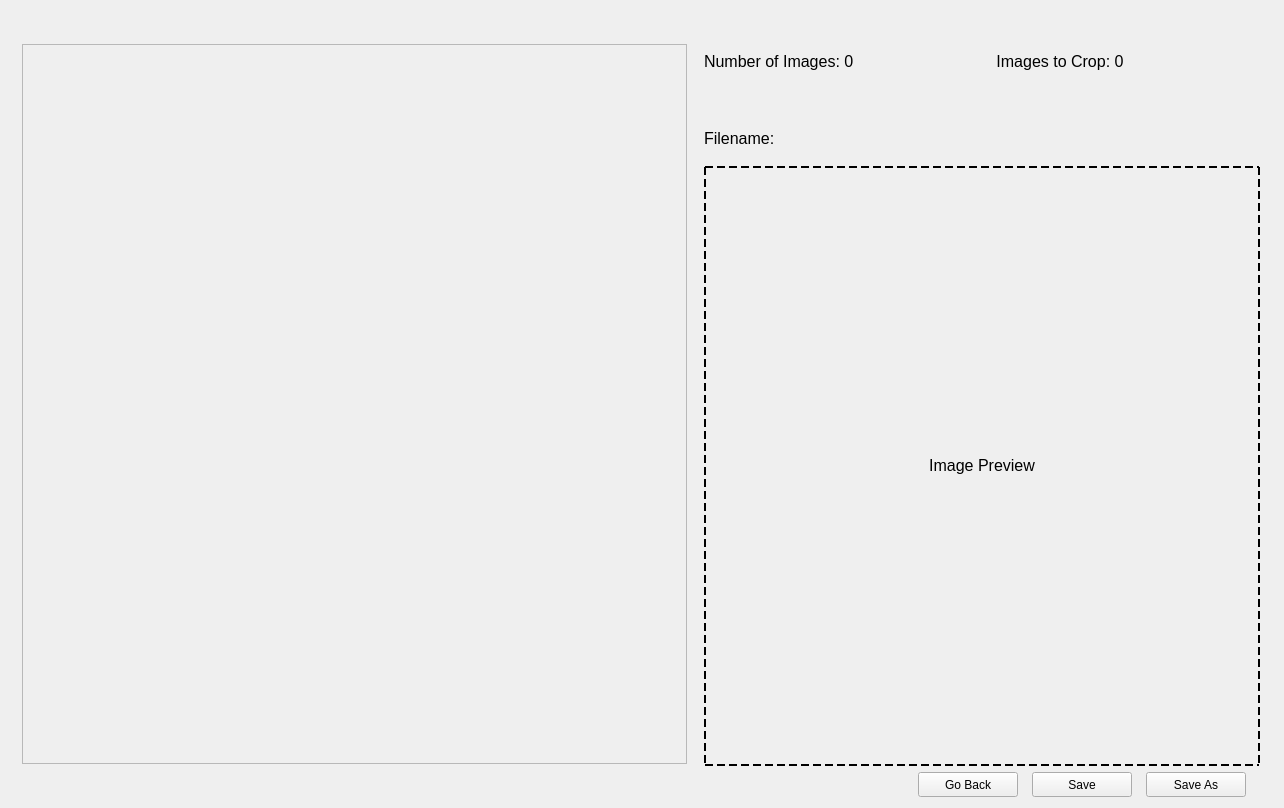
The window that WatermarkCropper/cropmenu.ui (vg16855/Ifunny-Watermark-Cropper) describes before a commit, drawn with Qt 5.
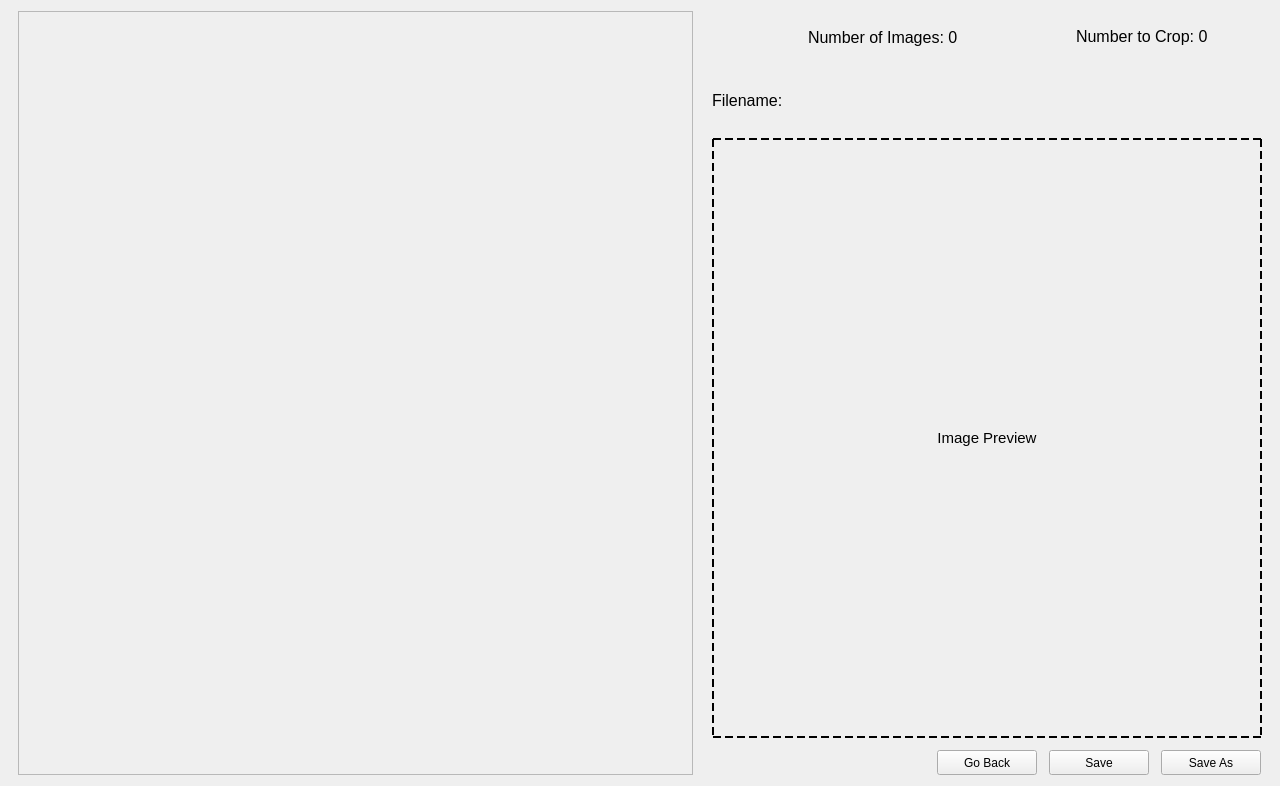
The same window after the commit. Icons and pictures are not drawn.

What changed in the file:
```diff
--- a/WatermarkCropper/cropmenu.ui
+++ b/WatermarkCropper/cropmenu.ui
@@ -6,10 +6,16 @@
    <rect>
     <x>0</x>
     <y>0</y>
-    <width>1284</width>
-    <height>808</height>
+    <width>1280</width>
+    <height>786</height>
    </rect>
   </property>
+  <property name="minimumSize">
+   <size>
+    <width>1280</width>
+    <height>786</height>
+   </size>
+  </property>
   <property name="font">
    <font>
     <pointsize>12</pointsize>
@@ -18,153 +24,22 @@
   <property name="windowTitle">
    <string>Form</string>
   </property>
-  <layout class="QGridLayout" name="gridLayout">
+  <layout class="QHBoxLayout" name="horizontalLayout_6">
    <property name="spacing">
-    <number>6</number>
+    <number>12</number>
    </property>
-   <item row="3" column="1">
-    <layout class="QHBoxLayout" name="horizontalLayout_2" stretch="0,0,0">
-     <property name="spacing">
-      <number>0</number>
-     </property>
-     <property name="leftMargin">
-      <number>200</number>
-     </property>
-     <item>
-      <widget class="QPushButton" name="goBack">
-       <property name="minimumSize">
-        <size>
-         <width>100</width>
-         <height>20</height>
-        </size>
-       </property>
-       <property name="maximumSize">
-        <size>
-         <width>100</width>
-         <height>25</height>
-        </size>
-       </property>
-       <property name="font">
-        <font>
-         <pointsize>9</pointsize>
-        </font>
-       </property>
-       <property name="text">
-        <string>Go Back</string>
-       </property>
-      </widget>
-     </item>
-     <item>
-      <widget class="QPushButton" name="save">
-       <property name="maximumSize">
-        <size>
-         <width>100</width>
-         <height>25</height>
-        </size>
-       </property>
-       <property name="font">
-        <font>
-         <pointsize>9</pointsize>
-        </font>
-       </property>
-       <property name="text">
-        <string>Save</string>
-       </property>
-      </widget>
-     </item>
-     <item>
-      <widget class="QPushButton" name="saveAs">
-       <property name="minimumSize">
-        <size>
-         <width>100</width>
-         <height>20</height>
-        </size>
-       </property>
-       <property name="maximumSize">
-        <size>
-         <width>100</width>
-         <height>25</height>
-        </size>
-       </property>
-       <property name="font">
-        <font>
-         <pointsize>9</pointsize>
-        </font>
-       </property>
-       <property name="text">
-        <string>Save As</string>
-       </property>
-      </widget>
-     </item>
-    </layout>
-   </item>
-   <item row="0" column="1">
-    <layout class="QHBoxLayout" name="horizontalLayout">
-     <item>
-      <widget class="QLabel" name="imageNumber">
-       <property name="text">
-        <string>Number of Images: 0</string>
-       </property>
-      </widget>
-     </item>
-     <item>
-      <widget class="QLabel" name="cropNumber">
-       <property name="minimumSize">
-        <size>
-         <width>400</width>
-         <height>100</height>
-        </size>
-       </property>
-       <property name="text">
-        <string>Images to Crop: 0</string>
-       </property>
-       <property name="alignment">
-        <set>Qt::AlignCenter</set>
-       </property>
-      </widget>
-     </item>
-    </layout>
-   </item>
-   <item row="2" column="1">
-    <widget class="QLabel" name="previewLabel">
-     <property name="minimumSize">
-      <size>
-       <width>0</width>
-       <height>600</height>
-      </size>
-     </property>
-     <property name="maximumSize">
-      <size>
-       <width>16777215</width>
-       <height>600</height>
-      </size>
-     </property>
-     <property name="styleSheet">
-      <string notr="true">border: 2px dashed black;</string>
-     </property>
-     <property name="text">
-      <string>Image Preview</string>
-     </property>
-     <property name="textFormat">
-      <enum>Qt::RichText</enum>
-     </property>
-     <property name="alignment">
-      <set>Qt::AlignCenter</set>
-     </property>
-    </widget>
-   </item>
-   <item row="0" column="0" rowspan="4">
+   <item>
     <widget class="QScrollArea" name="scrollArea">
      <property name="minimumSize">
       <size>
-       <width>665</width>
+       <width>675</width>
        <height>720</height>
       </size>
      </property>
      <property name="maximumSize">
       <size>
-       <width>665</width>
-       <height>720</height>
+       <width>675</width>
+       <height>100000</height>
       </size>
      </property>
      <property name="sizeAdjustPolicy">
@@ -178,12 +53,12 @@
        <rect>
         <x>0</x>
         <y>0</y>
-        <width>663</width>
-        <height>718</height>
+        <width>20</width>
+        <height>20</height>
        </rect>
       </property>
       <property name="sizePolicy">
-       <sizepolicy hsizetype="Expanding" vsizetype="Expanding">
+       <sizepolicy hsizetype="Fixed" vsizetype="Fixed">
         <horstretch>0</horstretch>
         <verstretch>0</verstretch>
        </sizepolicy>
@@ -208,12 +83,247 @@
      </widget>
     </widget>
    </item>
-   <item row="1" column="1">
-    <widget class="QLabel" name="filenameLabel">
-     <property name="text">
-      <string>Filename: </string>
-     </property>
-    </widget>
+   <item>
+    <layout class="QVBoxLayout" name="verticalLayout_2">
+     <item>
+      <layout class="QHBoxLayout" name="horizontalLayout">
+       <item>
+        <widget class="QLabel" name="label">
+         <property name="maximumSize">
+          <size>
+           <width>32</width>
+           <height>16777215</height>
+          </size>
+         </property>
+         <property name="text">
+          <string/>
+         </property>
+         <property name="pixmap">
+          <pixmap resource="Resources.qrc">:/MyImages/Images/icons8-picture-32.png</pixmap>
+         </property>
+         <property name="alignment">
+          <set>Qt::AlignRight|Qt::AlignTrailing|Qt::AlignVCenter</set>
+         </property>
+        </widget>
+       </item>
+       <item>
+        <widget class="QLabel" name="imageNumber">
+         <property name="maximumSize">
+          <size>
+           <width>160</width>
+           <height>16777215</height>
+          </size>
+         </property>
+         <property name="text">
+          <string>Number of Images: 0</string>
+         </property>
+         <property name="alignment">
+          <set>Qt::AlignLeading|Qt::AlignLeft|Qt::AlignVCenter</set>
+         </property>
+        </widget>
+       </item>
+       <item>
+        <widget class="QLabel" name="label_2">
+         <property name="maximumSize">
+          <size>
+           <width>32</width>
+           <height>16777215</height>
+          </size>
+         </property>
+         <property name="text">
+          <string/>
+         </property>
+         <property name="pixmap">
+          <pixmap resource="Resources.qrc">:/MyImages/Images/icons8-crop-32.png</pixmap>
+         </property>
+         <property name="alignment">
+          <set>Qt::AlignRight|Qt::AlignTrailing|Qt::AlignVCenter</set>
+         </property>
+        </widget>
+       </item>
+       <item>
+        <widget class="QLabel" name="cropNumber">
+         <property name="minimumSize">
+          <size>
+           <width>0</width>
+           <height>0</height>
+          </size>
+         </property>
+         <property name="maximumSize">
+          <size>
+           <width>160</width>
+           <height>16777215</height>
+          </size>
+         </property>
+         <property name="text">
+          <string>Number to Crop: 0</string>
+         </property>
+         <property name="textFormat">
+          <enum>Qt::RichText</enum>
+         </property>
+         <property name="pixmap">
+          <pixmap resource="Resources.qrc">:/MyImages/Images/icons8-crop-32.png</pixmap>
+         </property>
+         <property name="alignment">
+          <set>Qt::AlignLeading|Qt::AlignLeft|Qt::AlignVCenter</set>
+         </property>
+        </widget>
+       </item>
+      </layout>
+     </item>
+     <item>
+      <widget class="QLabel" name="filenameLabel">
+       <property name="minimumSize">
+        <size>
+         <width>0</width>
+         <height>0</height>
+        </size>
+       </property>
+       <property name="maximumSize">
+        <size>
+         <width>550</width>
+         <height>16777215</height>
+        </size>
+       </property>
+       <property name="text">
+        <string>Filename: </string>
+       </property>
+       <property name="alignment">
+        <set>Qt::AlignLeading|Qt::AlignLeft|Qt::AlignVCenter</set>
+       </property>
+       <property name="wordWrap">
+        <bool>true</bool>
+       </property>
+      </widget>
+     </item>
+     <item>
+      <widget class="QLabel" name="previewLabel">
+       <property name="sizePolicy">
+        <sizepolicy hsizetype="Minimum" vsizetype="Minimum">
+         <horstretch>0</horstretch>
+         <verstretch>0</verstretch>
+        </sizepolicy>
+       </property>
+       <property name="minimumSize">
+        <size>
+         <width>550</width>
+         <height>600</height>
+        </size>
+       </property>
+       <property name="maximumSize">
+        <size>
+         <width>550</width>
+         <height>600</height>
+        </size>
+       </property>
+       <property name="font">
+        <font>
+         <pointsize>11</pointsize>
+        </font>
+       </property>
+       <property name="styleSheet">
+        <string notr="true">border: 2px dashed black;</string>
+       </property>
+       <property name="frameShape">
+        <enum>QFrame::Box</enum>
+       </property>
+       <property name="text">
+        <string>Image Preview</string>
+       </property>
+       <property name="textFormat">
+        <enum>Qt::RichText</enum>
+       </property>
+       <property name="alignment">
+        <set>Qt::AlignCenter</set>
+       </property>
+      </widget>
+     </item>
+     <item>
+      <layout class="QHBoxLayout" name="horizontalLayout_2">
+       <property name="leftMargin">
+        <number>225</number>
+       </property>
+       <item>
+        <widget class="QPushButton" name="goBack">
+         <property name="minimumSize">
+          <size>
+           <width>100</width>
+           <height>20</height>
+          </size>
+         </property>
+         <property name="maximumSize">
+          <size>
+           <width>100</width>
+           <height>25</height>
+          </size>
+         </property>
+         <property name="font">
+          <font>
+           <pointsize>9</pointsize>
+          </font>
+         </property>
+         <property name="text">
+          <string>Go Back</string>
+         </property>
+         <property name="icon">
+          <iconset resource="Resources.qrc">
+           <normaloff>:/MyImages/Images/icons8-cancel-32.png</normaloff>:/MyImages/Images/icons8-cancel-32.png</iconset>
+         </property>
+        </widget>
+       </item>
+       <item>
+        <widget class="QPushButton" name="save">
+         <property name="maximumSize">
+          <size>
+           <width>100</width>
+           <height>25</height>
+          </size>
+         </property>
+         <property name="font">
+          <font>
+           <pointsize>9</pointsize>
+          </font>
+         </property>
+         <property name="text">
+          <string>Save</string>
+         </property>
+         <property name="icon">
+          <iconset resource="Resources.qrc">
+           <normaloff>:/MyImages/Images/icons8-save-32.png</normaloff>:/MyImages/Images/icons8-save-32.png</iconset>
+         </property>
+        </widget>
+       </item>
+       <item>
+        <widget class="QPushButton" name="saveAs">
+         <property name="minimumSize">
+          <size>
+           <width>100</width>
+           <height>20</height>
+          </size>
+         </property>
+         <property name="maximumSize">
+          <size>
+           <width>100</width>
+           <height>25</height>
+          </size>
+         </property>
+         <property name="font">
+          <font>
+           <pointsize>9</pointsize>
+          </font>
+         </property>
+         <property name="text">
+          <string>Save As</string>
+         </property>
+         <property name="icon">
+          <iconset resource="Resources.qrc">
+           <normaloff>:/MyImages/Images/icons8-save-as-32.png</normaloff>:/MyImages/Images/icons8-save-as-32.png</iconset>
+         </property>
+        </widget>
+       </item>
+      </layout>
+     </item>
+    </layout>
    </item>
   </layout>
  </widget>
```
Left out of the diff: 4 changed lines with no effect on the pictures.
